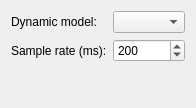
The window that src/generalform.ui (flysight/flysight-configurator) describes before a commit, drawn with Qt 5.
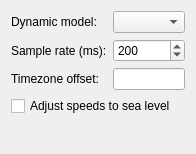
The same window after the commit.

Commit message: Added miscellaneous options to general form

```diff
--- a/src/generalform.ui
+++ b/src/generalform.ui
@@ -6,8 +6,8 @@
    <rect>
     <x>0</x>
     <y>0</y>
-    <width>131</width>
-    <height>108</height>
+    <width>156</width>
+    <height>154</height>
    </rect>
   </property>
   <property name="windowTitle">
@@ -49,8 +49,25 @@
        </property>
       </widget>
      </item>
+     <item row="2" column="0">
+      <widget class="QLabel" name="label_3">
+       <property name="text">
+        <string>Timezone offset:</string>
+       </property>
+      </widget>
+     </item>
+     <item row="2" column="1">
+      <widget class="QLineEdit" name="timezoneEdit"/>
+     </item>
     </layout>
    </item>
+   <item>
+    <widget class="QCheckBox" name="adjustedCheckBox">
+     <property name="text">
+      <string>Adjust speeds to sea level</string>
+     </property>
+    </widget>
+   </item>
    <item>
     <spacer name="verticalSpacer">
      <property name="orientation">
```
